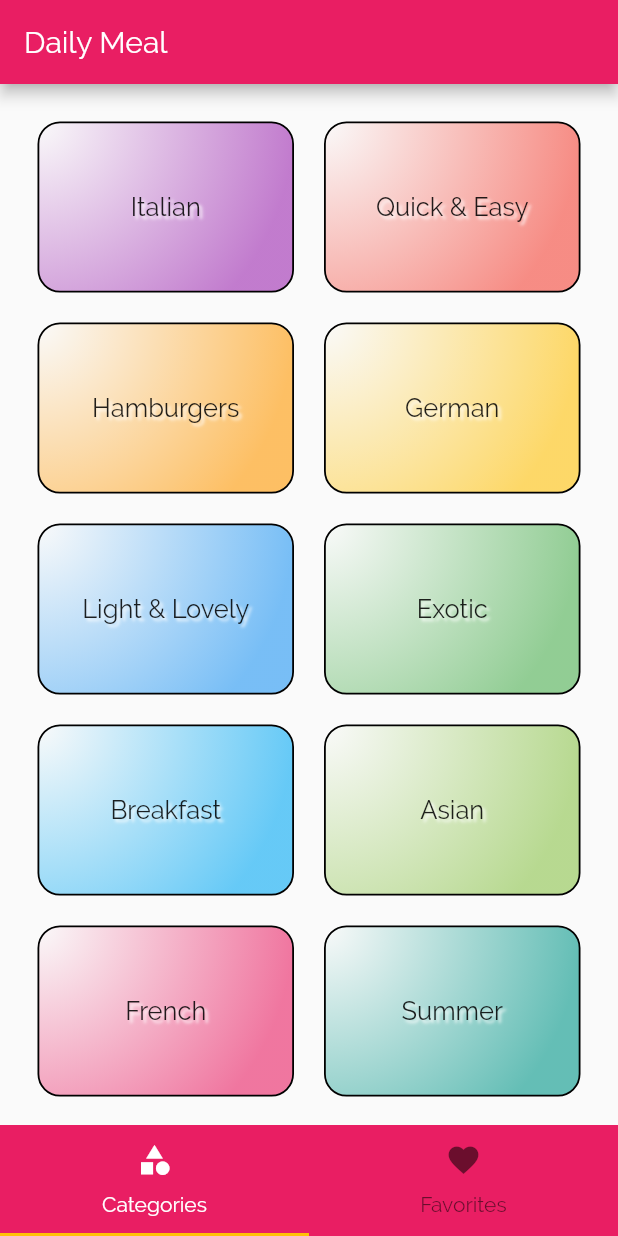
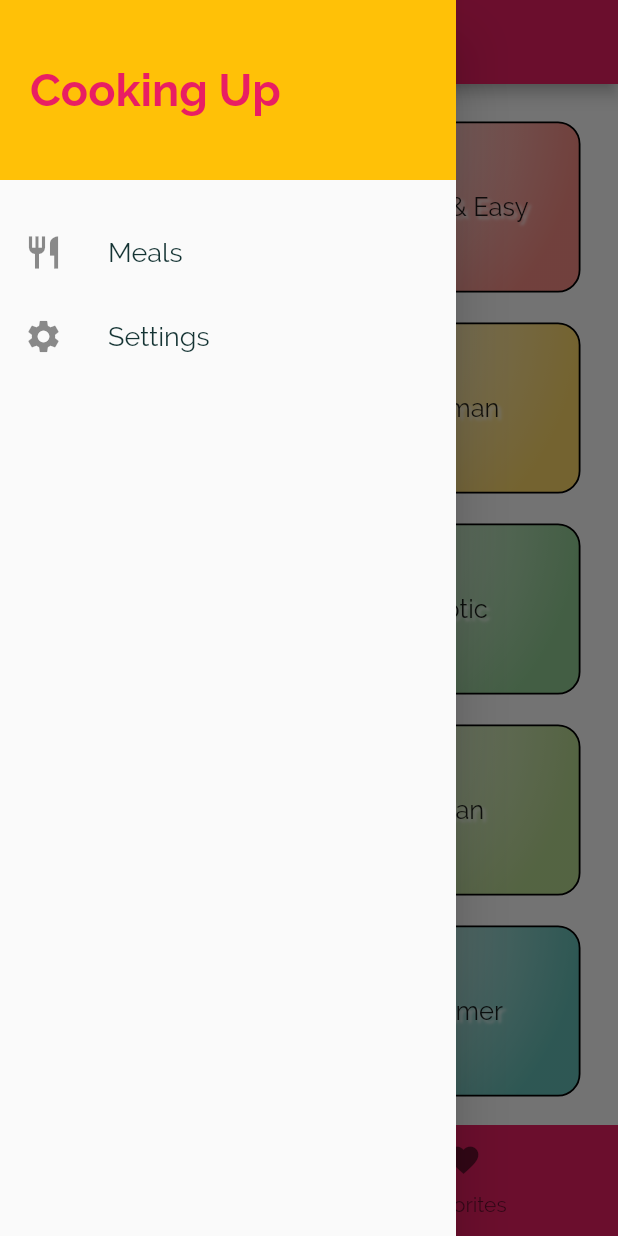
Before and after one commit to caribjin/daily_meals, a Flutter app: the screen it shows after launch, with the side drawer open (before the commit the screen has no drawer), on a phone screen of 412 x 824 dp. Run offline on Flutter 3.47's test engine with Material 2 defaults, Android fonts, the phone set to English and light mode, and no system bars.

Commit message:
added drawer page.

```diff
--- a/lib/main.dart
+++ b/lib/main.dart
@@ -1,9 +1,9 @@
 import 'package:flutter/material.dart';
 
-import 'pages/categories_page.dart';
 import 'pages/category_meals_page.dart';
 import 'pages/home_page.dart';
 import 'pages/meal_detail_page.dart';
+import 'pages/settings_page.dart';
 
 void main() {
   runApp(MyApp());
@@ -35,6 +35,7 @@ class MyApp extends StatelessWidget {
         '/': (context) => HomePage(),
         '/meals': (context) => CategoryMealsPage(),
         '/meal': (context) => MealDetailPage(),
+        '/settings': (context) => SettingsPage(),
       },
     );
   }
--- a/lib/pages/categories_page.dart
+++ b/lib/pages/categories_page.dart
@@ -8,10 +8,6 @@ import 'package:daily_meals/dummy_data.dart';
 class CategoriesPage extends StatelessWidget {
   @override
   Widget build(BuildContext context) {
-    final appBar = AppBar(
-      title: const Text('Daily Meal'),
-    );
-
     return Container(
       child: GridView(
         gridDelegate: const SliverGridDelegateWithMaxCrossAxisExtent(
--- a/lib/pages/home_page.dart
+++ b/lib/pages/home_page.dart
@@ -1,3 +1,4 @@
+import 'package:daily_meals/widgets/main_drawer.dart';
 import 'package:flutter/material.dart';
 
 import 'categories_page.dart';
@@ -41,6 +42,7 @@ class _HomePageState extends State<HomePage> with SingleTickerProviderStateMixin
           FavoritesPage(),
         ],
       ),
+      drawer: MainDrawer(),
       bottomNavigationBar: Container(
         color: Theme.of(context).primaryColor,
         child: TabBar(
--- a/lib/pages/meal_detail_page.dart
+++ b/lib/pages/meal_detail_page.dart
@@ -65,6 +65,12 @@ class MealDetailPage extends StatelessWidget {
           ],
         ),
       ),
+      floatingActionButton: FloatingActionButton(
+        child: Icon(Icons.delete),
+        onPressed: () {
+          Navigator.of(context).pop(meal.id);
+        },
+      ),
     );
   }
 }
--- /dev/null
+++ b/lib/widgets/main_drawer.dart
@@ -0,0 +1,47 @@
+import 'package:flutter/material.dart';
+
+class MainDrawer extends StatelessWidget {
+  Widget buildListMenu(String text, IconData icon, Function handlerTap) {
+    return ListTile(
+      leading: Icon(
+        icon,
+        size: 26,
+      ),
+      title: Text(
+        text,
+        style: TextStyle(
+          fontSize: 18,
+        ),
+      ),
+      onTap: () => handlerTap(),
+    );
+  }
+
+  @override
+  Widget build(BuildContext context) {
+    return Drawer(
+      child: Column(
+        children: [
+          Container(
+            width: double.infinity,
+            height: 120,
+            padding: EdgeInsets.all(20),
+            color: Theme.of(context).accentColor,
+            alignment: Alignment.centerLeft,
+            child: Text(
+              'Cooking Up',
+              style: TextStyle(
+                fontWeight: FontWeight.bold,
+                fontSize: 30,
+                color: Theme.of(context).primaryColor,
+              ),
+            ),
+          ),
+          SizedBox(height: 20),
+          buildListMenu('Meals', Icons.restaurant, () => Navigator.of(context).pushReplacementNamed('/')),
+          buildListMenu('Settings', Icons.settings, () => Navigator.of(context).pushReplacementNamed('/settings')),
+        ],
+      ),
+    );
+  }
+}
--- a/lib/widgets/meal_item.dart
+++ b/lib/widgets/meal_item.dart
@@ -33,8 +33,9 @@ class MealItem extends StatelessWidget {
     }
   }
 
-  void _handlerSelectMeal(BuildContext context, Meal meal) {
-    Navigator.of(context).pushNamed('/meal', arguments: meal);
+  void _handlerSelectMeal(BuildContext context, Meal meal) async {
+    var result = await Navigator.of(context).pushNamed('/meal', arguments: meal);
+    print('>>>> $result');
   }
 
   @override
```
Also changed, not shown: lib/pages/settings_page.dart (added, +19 -0 lines).
